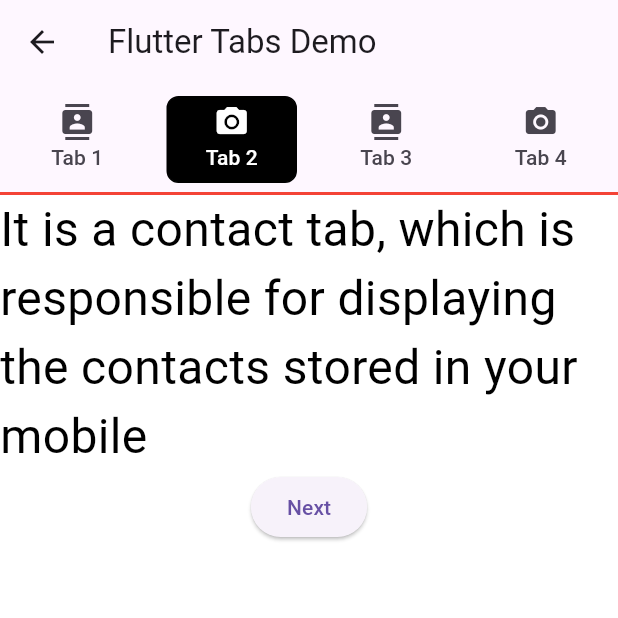
After one commit to Viraj1812/login_page, a Flutter app: the Tabber screen opened by its route, on a phone screen of 412 x 824 dp, the top half of it. The commit adds this screen. Run offline on Flutter 3.47's test engine with Material 3 defaults, Android fonts, the phone set to English and light mode, and no system bars; our stand-ins replace fluttertoast.

Commit message:
Tabbar Implementation, Drawer implentation Done

```diff
--- /dev/null
+++ b/lib/tab_second_screen.dart
@@ -0,0 +1,31 @@
+import 'package:flutter/material.dart';
+import 'package:login_page/utils/routes_name.dart';
+
+class TabSecondScreen extends StatelessWidget {
+  const TabSecondScreen({super.key});
+
+  @override
+  Widget build(BuildContext context) {
+    return Container(
+      color: Colors.white,
+      child: Column(
+        children: [
+          const Center(
+            child: Text(
+              'It is a contact tab, which is responsible for displaying the contacts stored in your mobile',
+              style: TextStyle(fontSize: 32.0, color: Colors.black),
+            ),
+          ),
+          ElevatedButton(
+            onPressed: () {
+              Navigator.pushNamed(context, RoutesName.thirdPage);
+            },
+            child: const Text(
+              'Next',
+            ),
+          )
+        ],
+      ),
+    );
+  }
+}
--- /dev/null
+++ b/lib/tabbar.dart
@@ -0,0 +1,64 @@
+import 'package:flutter/material.dart';
+import 'package:login_page/tab_first_screen.dart';
+import 'package:login_page/tab_second_screen.dart';
+
+class Tabber extends StatelessWidget {
+  const Tabber({super.key});
+
+  @override
+  Widget build(BuildContext context) {
+    return DefaultTabController(
+      initialIndex: 1,
+      length: 4,
+      child: Scaffold(
+        appBar: AppBar(
+          title: const Text('Flutter Tabs Demo'),
+          bottom: const TabBar(
+            labelColor: Colors.white,
+            indicatorColor: Colors.amber,
+            dividerColor: Colors.red,
+            dividerHeight: 2,
+            indicatorSize: TabBarIndicatorSize.tab,
+            indicatorPadding: EdgeInsets.all(8),
+            indicator: BoxDecoration(
+                borderRadius: BorderRadius.all(Radius.circular(8)),
+                border: Border(
+                  bottom: BorderSide(width: 1),
+                  left: BorderSide(width: 1),
+                  top: BorderSide(width: 1),
+                  right: BorderSide(width: 1),
+                ),
+                shape: BoxShape.rectangle,
+                color: Colors.black),
+            tabs: [
+              Tab(
+                icon: Icon(Icons.contacts),
+                text: 'Tab 1',
+              ),
+              Tab(
+                icon: Icon(Icons.camera_alt),
+                text: 'Tab 2',
+              ),
+              Tab(
+                icon: Icon(Icons.contacts),
+                text: 'Tab 3',
+              ),
+              Tab(
+                icon: Icon(Icons.camera_alt),
+                text: 'Tab 4',
+              ),
+            ],
+          ),
+        ),
+        body: const TabBarView(
+          children: [
+            TabFirstScreen(),
+            TabSecondScreen(),
+            TabFirstScreen(),
+            TabSecondScreen(),
+          ],
+        ),
+      ),
+    );
+  }
+}
--- a/lib/third_page.dart
+++ b/lib/third_page.dart
@@ -1,6 +1,4 @@
 import 'package:flutter/material.dart';
-import 'package:login_page/home_page.dart';
-import 'package:login_page/login_page.dart';
 import 'package:login_page/utils/routes_name.dart';
 
 class ThirdPage extends StatelessWidget {
--- a/lib/utils/routes_name.dart
+++ b/lib/utils/routes_name.dart
@@ -3,4 +3,7 @@ class RoutesName {
   static const String homePage = 'home_page';
   static const String secondPage = 'second_page';
   static const String thirdPage = 'third_page';
+  static const String forthPage = 'forth_page';
+  static const String linearProgress = 'linear_Progress';
+  static const String tabber = 'tabber';
 }
```
Also changed, not shown: lib/forth_page.dart (added, +53 -0 lines), lib/home_page.dart (+41 -0 lines), lib/linear_progress.dart (added, +90 -0 lines), lib/login_page.dart (+42 -13 lines), lib/second_page.dart (+7 -4 lines), lib/tab_first_screen.dart (added, +31 -0 lines), lib/utils/routes.dart (+10 -0 lines).
